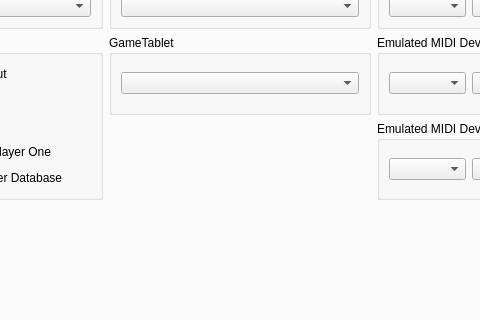
Qt form rpcs3/rpcs3qt/settings_dialog.ui (RPCS3/rpcs3) before a commit; both pictures show x 181 to 661 and y 287 to 607 of the 856 by 688 pixel window.
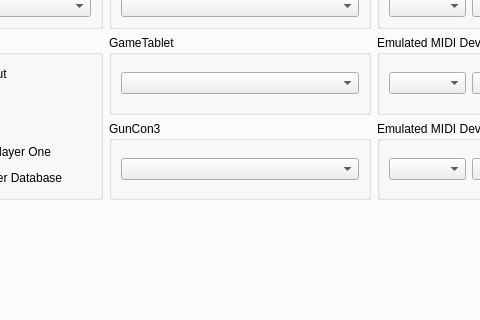
The same form after that commit. The open tabs and pages were chosen to show the change. Icons and pictures are not drawn.

Patch:
```diff
--- a/rpcs3/rpcs3qt/settings_dialog.ui
+++ b/rpcs3/rpcs3qt/settings_dialog.ui
@@ -1743,6 +1743,18 @@
             </layout>
            </widget>
           </item>
+          <item row="5" column="1">
+           <widget class="QGroupBox" name="guncon3_emulated">
+            <property name="title">
+             <string>GunCon3</string>
+            </property>
+            <layout class="QVBoxLayout" name="guncon3_emulated_layout">
+             <item>
+              <widget class="QComboBox" name="gunCon3Box"/>
+             </item>
+            </layout>
+           </widget>
+          </item>
           <item row="3" column="2">
            <widget class="QGroupBox" name="gb_midi_1">
             <property name="title">
```
